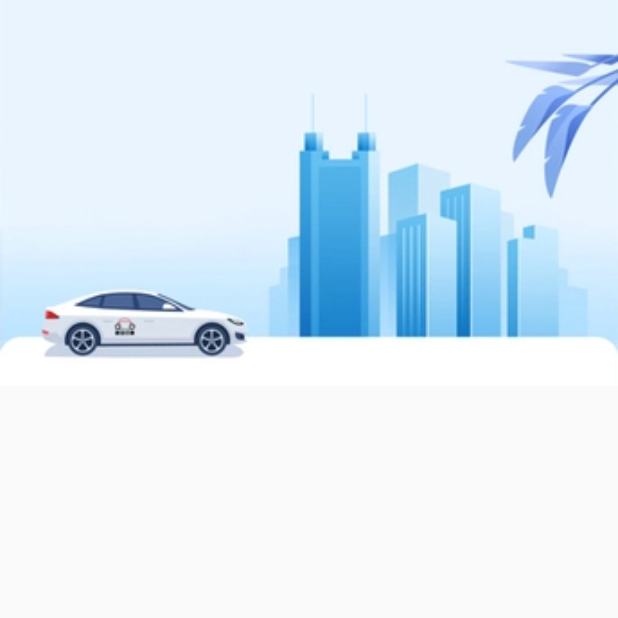
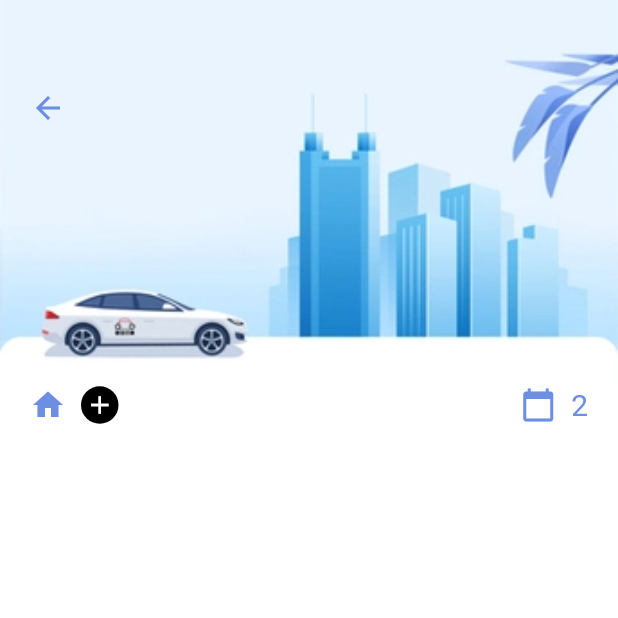
Before and after one commit to shahdat-sajib/Flutter-Personal-Manager, a Flutter app: the screen it shows after launch, on a phone screen of 412 x 824 dp, the top half of it. Run offline on Flutter 3.47's test engine with Material 2 defaults, Android fonts, the phone set to English and light mode, and no system bars.

Commit message:
task page icons added

```diff
--- a/lib/screens/all_tasks.dart
+++ b/lib/screens/all_tasks.dart
@@ -1,5 +1,6 @@
 import 'package:flutter/cupertino.dart';
 import 'package:flutter/material.dart';
+import 'package:task_manager/colors/app_colors.dart';
 
 class AllTasks extends StatelessWidget {
   const AllTasks({ Key? key }) : super(key: key);
@@ -7,9 +8,13 @@ class AllTasks extends StatelessWidget {
   @override
   Widget build(BuildContext context) {
     return Scaffold(
+      backgroundColor: Colors.white,
       body: Column(
         children: [
           Container(
+            padding: EdgeInsets.only(top: 60.0, left: 20.0),
+            alignment: Alignment.topLeft,
+            child: Icon(Icons.arrow_back, color: AppColors.secondaryColor,),
             width: double.maxFinite,
             height: MediaQuery.of(context).size.height/3.2,
             decoration: BoxDecoration(
@@ -21,6 +26,39 @@ class AllTasks extends StatelessWidget {
               )
             ),
           ),
+
+          Container(
+            padding: EdgeInsets.only(left: 20.0, right: 20.0),
+            child: Row(
+              children: [
+                Icon(Icons.home, color: AppColors.secondaryColor,),
+                SizedBox(width: 10.0,),
+                Container(
+                  child: Icon(Icons.add, color: Colors.white,size: 20.0,),//this container for 2nd icon round bg color
+                  width: 25.0,
+                  height: 25.0,
+                  decoration: BoxDecoration(
+                    borderRadius: BorderRadius.circular(12.5),
+                    color: Colors.black,
+                  ),
+                ),
+
+                Expanded(child: Container()), // it is to move icons right side using expanded container
+                Icon(
+                  Icons.calendar_today,
+                  color: AppColors.secondaryColor,
+                ),
+                SizedBox(
+                  width: 10.0,
+                ),
+
+                Text("2", style: TextStyle(
+                  fontSize: 20.0,
+                  color: AppColors.secondaryColor,
+                ),)
+              ],
+            ),
+          )
         ],
       ),
     );
```
